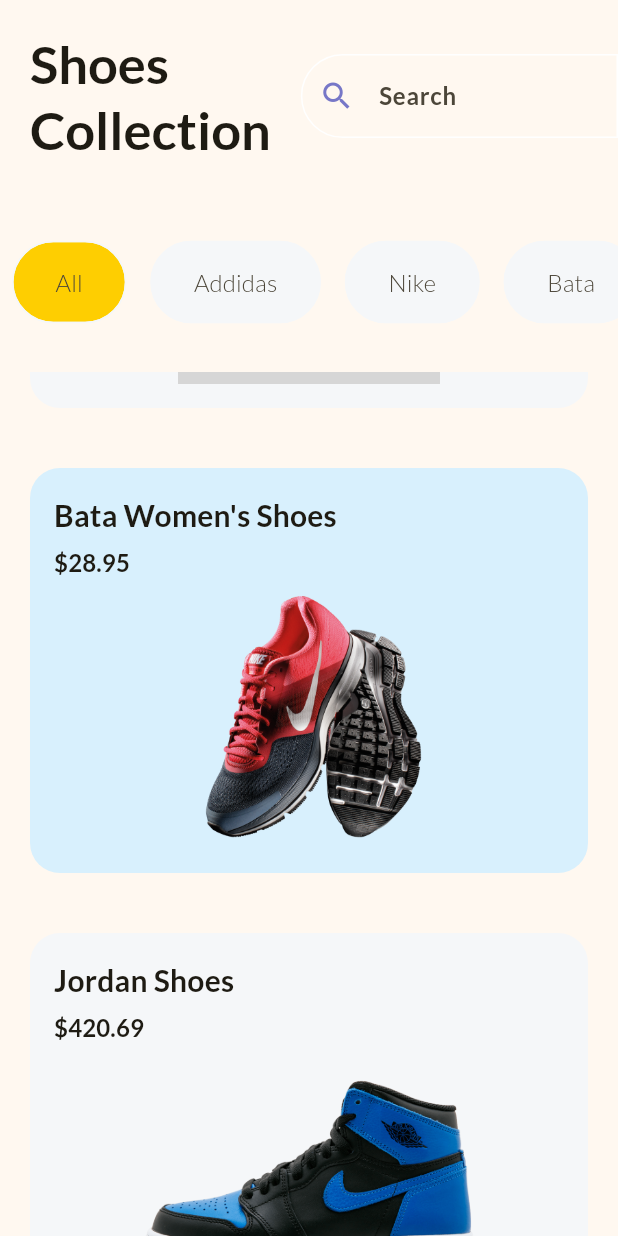
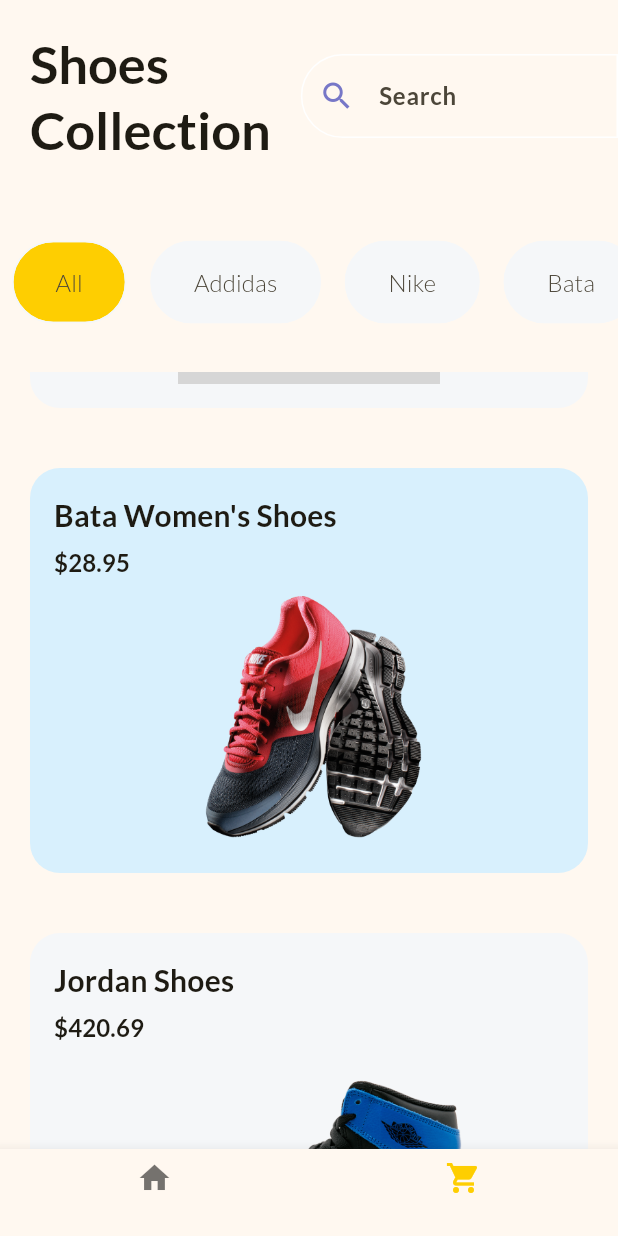
Before and after one commit to nipun-dezoysa/flutter_basic_shopping_app, a Flutter app: the screen it shows after launch, scrolled down 576 dp, on a phone screen of 412 x 824 dp. Run offline on Flutter 3.47's test engine with Material 3 defaults, Android fonts, the light colour scheme and no system bars; grey boxes are pictures that could not be loaded.

Commit message:
bottom navigation bar

```diff
--- a/lib/home_page.dart
+++ b/lib/home_page.dart
@@ -13,6 +13,8 @@
 class _HomePageState extends State<HomePage> {
   final List<String> filter = const ["All", "Addidas", "Nike", "Bata"];
   late String selectedFilter;
+
+  int currentPage = 1;
 
   @override
   void initState() {
@@ -120,6 +122,19 @@
             ),
           ],
         ),
-    ));
+      ),
+      bottomNavigationBar: BottomNavigationBar(
+        onTap: (value) {
+          setState(() {
+            currentPage = value;
+          });
+        },
+        currentIndex: currentPage,
+        items: const [
+          BottomNavigationBarItem(icon: Icon(Icons.home), label: ''),
+          BottomNavigationBarItem(icon: Icon(Icons.shopping_cart), label: ''),
+        ],
+      ),
+    );
   }
 }
```
Lines whose indentation alone changed are shown as unchanged.
